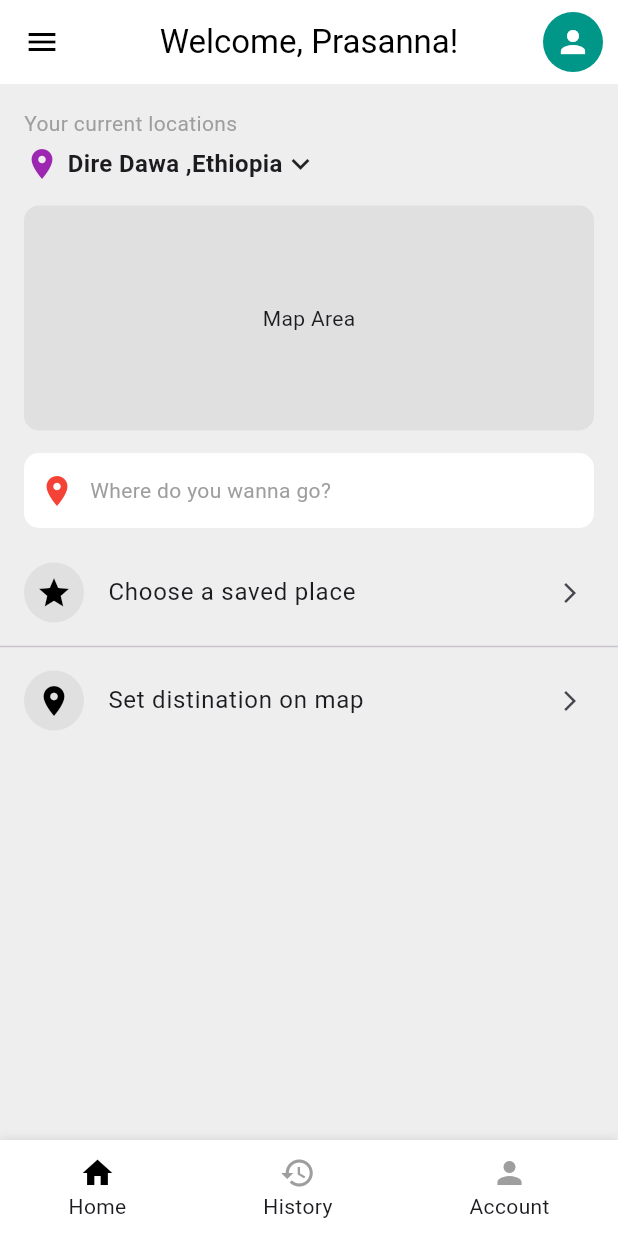
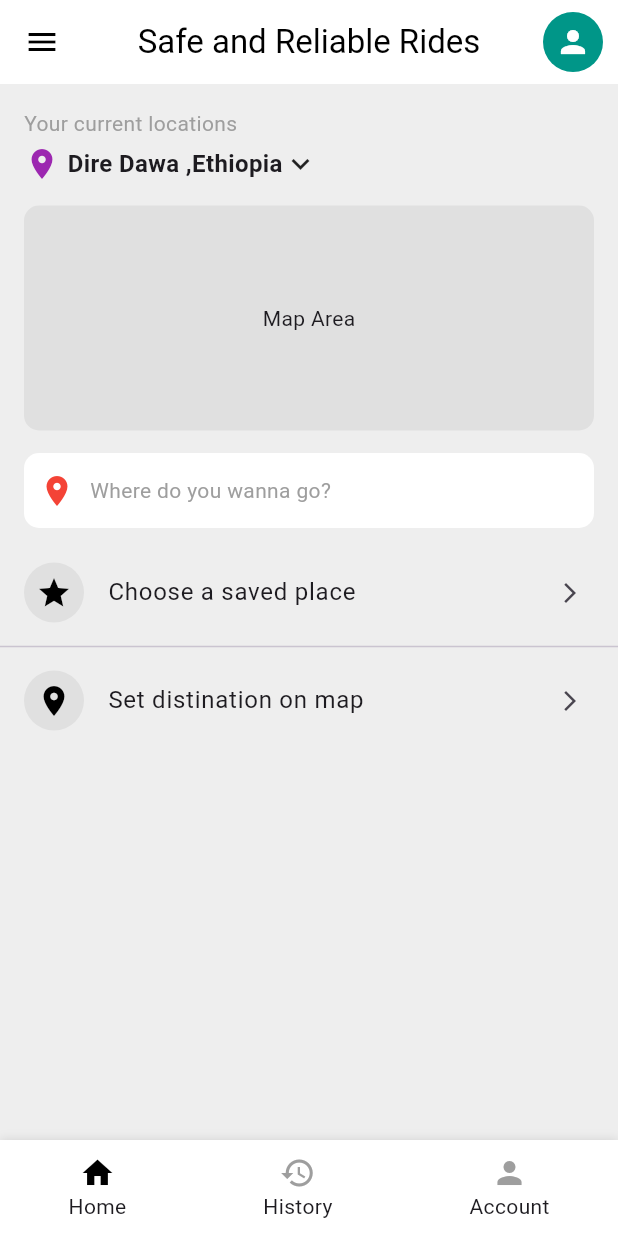
Before and after one commit to feyysel/flutter-project, a Flutter app: the screen it shows after launch, on a phone screen of 412 x 824 dp. Run offline on Flutter 3.47's test engine with Material 3 defaults, Android fonts, the phone set to English and light mode, and no system bars.

Commit message:
updated homepage

```diff
--- a/lib/home_page.dart
+++ b/lib/home_page.dart
@@ -12,7 +12,7 @@ class HomePage extends StatelessWidget {
         elevation: 0,
         leading: Icon(Icons.menu, color: Colors.black),
         title: Text(
-          "Welcome, Prasanna!",
+          "Safe and Reliable Rides",
           style: TextStyle(color: Colors.black),
         ),
         centerTitle: true,
```
